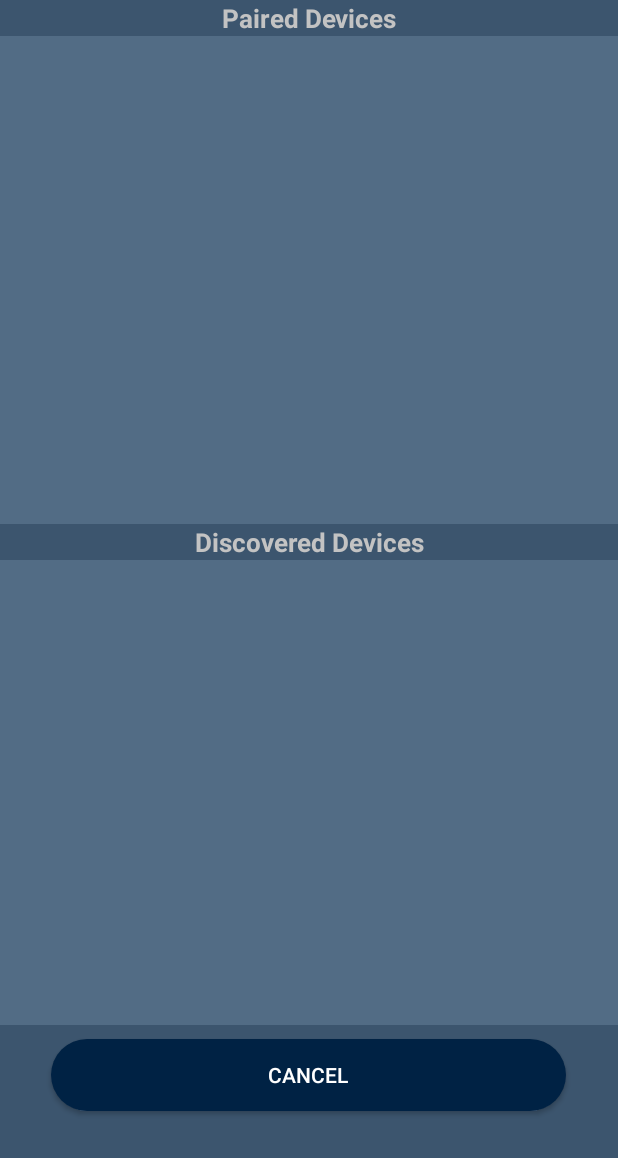
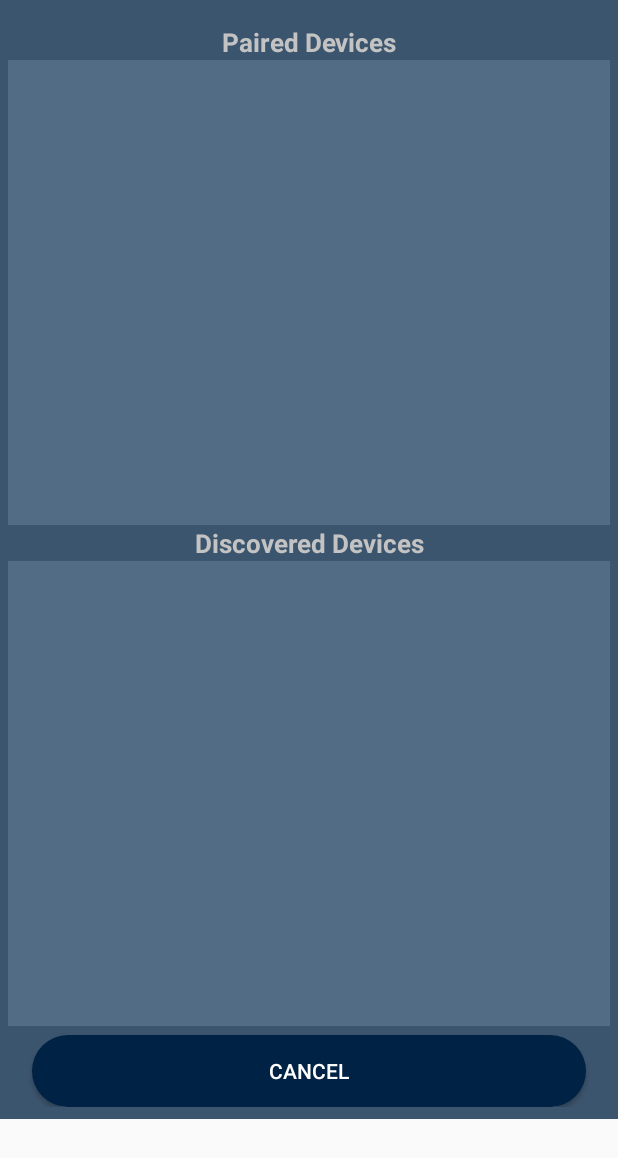
Before and after one commit to jvarghe4/BlueChat, an Android app: the layout layout_bluetooth.xml on its own in the app's theme, with its tools: preview values and no code run, on a phone screen of 412 x 824 dp. Shown: the top 1158 px of the screen. Run offline under Robolectric (Android 15) with nearby library versions, the light colour scheme and no system bars.

Commit message:
Edited chat menu, color and other properties

```diff
--- a/app/src/main/java/com/chatapp/bluechat/ChatController.java
+++ b/app/src/main/java/com/chatapp/bluechat/ChatController.java
@@ -16,6 +16,7 @@
 
 package com.chatapp.bluechat;
 
+import android.app.Service;
 import android.bluetooth.BluetoothAdapter;
 import android.bluetooth.BluetoothDevice;
 import android.bluetooth.BluetoothServerSocket;
@@ -37,12 +38,15 @@ import java.io.InputStream;
 import java.io.OutputStream;
 import java.util.UUID;
 
-public class ChatController {
+public class ChatController{
+
     private static final String APP_NAME = "BlueChat";
     private static final UUID MY_UUID = UUID.fromString("8ce255c0-200a-11e0-ac64-0800200c9a66");
 
 
     private final BluetoothAdapter bluetoothAdapter;
+
+
     private final Handler handler;
     private AcceptThread acceptThread;
     private ConnectThread connectThread;
--- a/app/src/main/res/layout/layout_bluetooth.xml
+++ b/app/src/main/res/layout/layout_bluetooth.xml
@@ -1,56 +1,73 @@
 <?xml version="1.0" encoding="utf-8"?>
-<LinearLayout xmlns:android="http://schemas.android.com/apk/res/android"
+<RelativeLayout xmlns:android="http://schemas.android.com/apk/res/android"
     xmlns:tools="http://schemas.android.com/tools"
+    android:layout_width="wrap_content"
+    android:layout_height="wrap_content"
+    android:background="@drawable/background_bluetooth_layout">
+
+    <LinearLayout
         android:layout_width="match_parent"
-    android:layout_height="match_parent"
-    android:background="@drawable/background_bluetooth_layout"
-    android:orientation="vertical"
-    android:overScrollMode="always"
-    android:visibility="visible"
-    tools:verticalScrollbarPosition="left">
+        android:layout_height="wrap_content"
+        android:paddingTop="16dp"
+        android:paddingBottom="8dp"
+        android:paddingLeft="5dp"
+        android:paddingRight="5dp"
+        android:orientation="vertical">
 
         <TextView
+            android:id="@+id/pairedDevicesLabel"
             android:layout_width="match_parent"
             android:layout_height="wrap_content"
             android:textStyle="bold"
-        android:textSize="17dp"
+            android:textSize="17sp"
             android:textColor="@color/secondary_text"
             android:textAlignment="center"
-        android:text="Paired Devices" />
+            android:text="@string/paired_devices" />
 
         <ListView
             android:id="@+id/pairedDeviceList"
             android:layout_width="match_parent"
-        android:layout_height="325dp"
-        android:textColor="@color/white"
-        android:background="@drawable/background_devices_list"/>
+            android:layout_height="310dp"
+            android:background="@drawable/background_devices_list"
+            android:divider="@color/transparent"
+            android:dividerHeight="16dp"
+            android:textColor="@color/white" />
 
         <TextView
+            android:id="@+id/discoveredDevicesLabel"
             android:layout_width="match_parent"
             android:layout_height="wrap_content"
             android:textStyle="bold"
-        android:textSize="17dp"
+            android:textSize="17sp"
             android:textColor="@color/secondary_text"
             android:textAlignment="center"
-        android:text="Discovered Devices" />
+            android:text="@string/discovered_devices" />
 
         <ListView
             android:id="@+id/discoveredDeviceList"
             android:layout_width="match_parent"
             android:layout_height="310dp"
             android:background="@drawable/background_devices_list"
+            android:divider="@color/transparent"
+            android:dividerHeight="16dp"
         />
+
 
         <Button
             android:id="@+id/cancelButton"
-        android:layout_width="343dp"
+            android:layout_width="match_parent"
             android:layout_height="wrap_content"
             android:layout_gravity="center"
-        android:layout_marginTop="9dp"
-        android:layout_marginBottom="6dp"
+            android:paddingRight="80dp"
+            android:paddingLeft="80dp"
+            android:layout_marginStart="16dp"
+            android:layout_marginTop="6dp"
+            android:layout_marginEnd="16dp"
+            android:layout_marginBottom="0dp"
             android:background="@drawable/background_connect_button"
-        android:text="Cancel"
-        android:textColor="@color/white"/>
-
+            android:text="@string/cancel"
+            android:textColor="@color/white" />
 
     </LinearLayout>
+
+</RelativeLayout>
--- a/app/src/main/res/values/colors.xml
+++ b/app/src/main/res/values/colors.xml
@@ -10,4 +10,6 @@
     <color name="secondary_text">#C3C3C3</color>
     <color name="received_message_background">#021727</color>
     <color name="grey">#6F6A69</color>
+    <color name="chatTextColor">#E4F5F2</color>
+    <color name="transparent">#00F44336</color>
 </resources>
--- a/app/src/main/res/values/strings.xml
+++ b/app/src/main/res/values/strings.xml
@@ -4,4 +4,9 @@
     <string name="none_found">No devices found</string>
     <string name="type_a_message">Type a message...</string>
     <string name="type_the_message">Type the message...</string>
+    <string name="connect">Connect</string>
+    <string name="not_connected">Not Connected</string>
+    <string name="paired_devices">Paired Devices</string>
+    <string name="discovered_devices">Discovered Devices</string>
+    <string name="cancel">Cancel</string>
 </resources>
```
Also changed, not shown: app/src/main/java/com/chatapp/bluechat/MainActivity.java (+22 -18 lines), app/src/main/res/layout/activity_main.xml (+4 -4 lines), app/src/main/res/drawable/background_connect_button_disconnect.xml (renamed from app/src/main/res/drawable/background_connect_button_connected.xml). Lines whose indentation alone changed are shown as unchanged.
